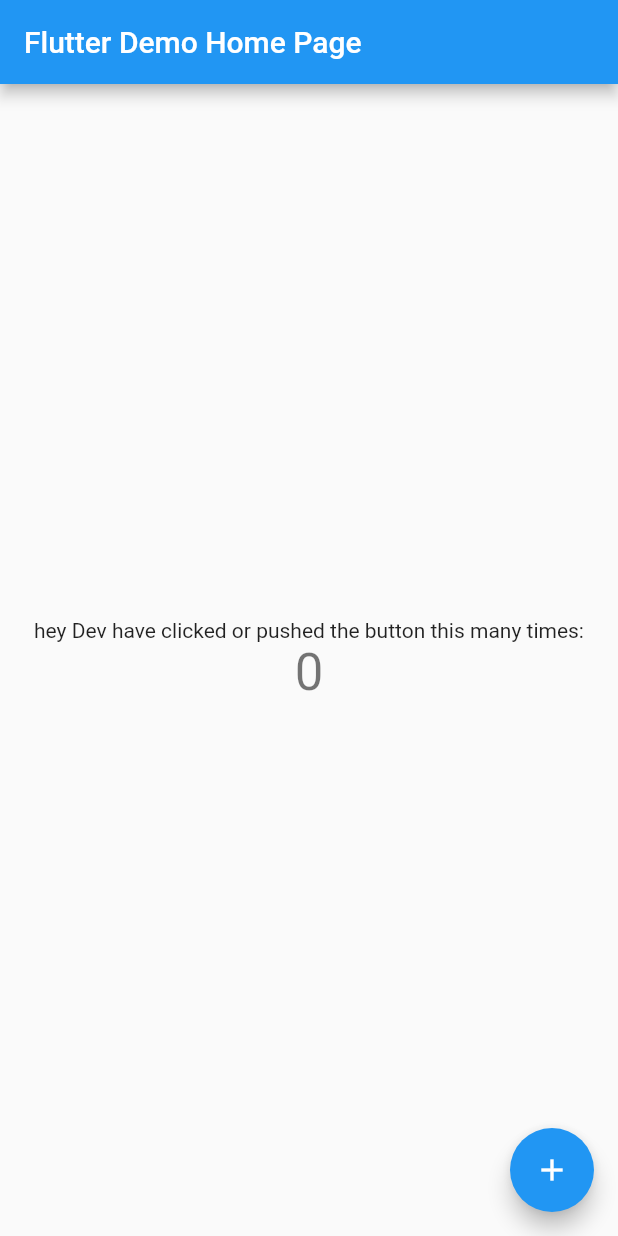
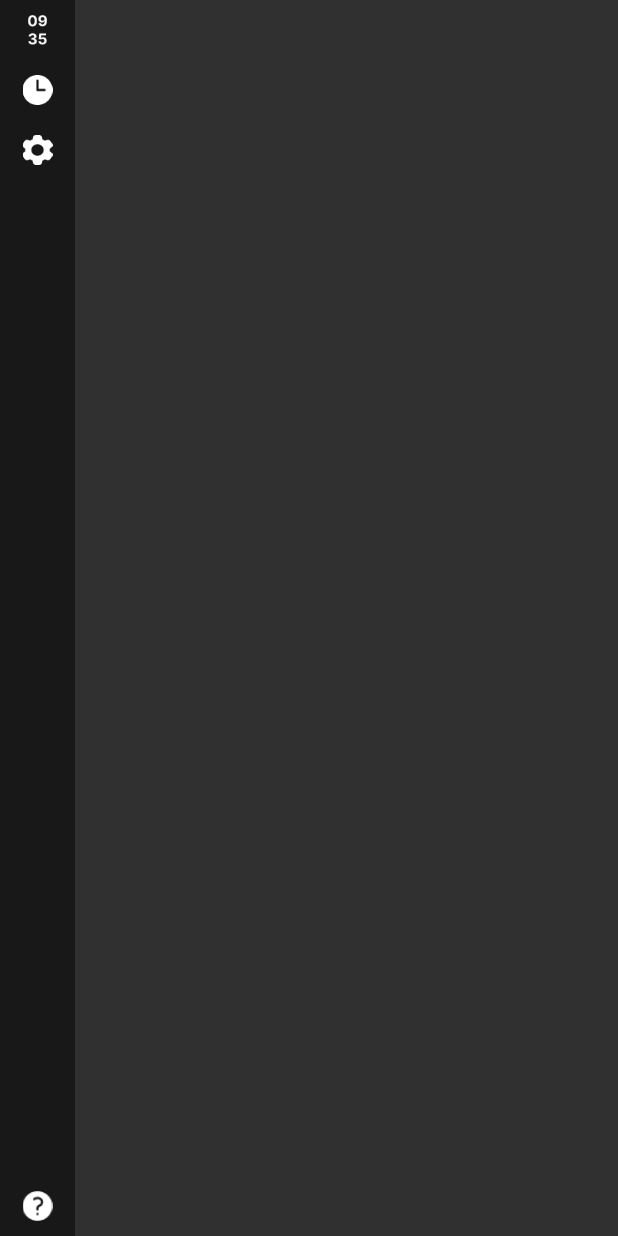
Before and after one commit to lafuanh/obedientsign, a Flutter app: the screen it shows after launch, on a phone screen of 412 x 824 dp. Run offline on Flutter 3.47's test engine with Material 2 defaults, Android fonts, the phone set to English and light mode, and no system bars; missing offline and left inert: window_size.

Commit message:
0.0.2 lenov

```diff
--- a/lib/main.dart
+++ b/lib/main.dart
@@ -1,115 +1,55 @@
+import 'dart:io';
+
 import 'package:flutter/material.dart';
+// import 'package:signtome/screens/home_screen.dart';
+import 'package:window_size/window_size.dart';
+
+import 'widgets/side_menu.dart';
 
 void main() {
+  WidgetsFlutterBinding.ensureInitialized();
+
+  if (Platform.isWindows || Platform.isLinux || Platform.isMacOS) {
+    setWindowTitle('My App');
+    setWindowMinSize(const Size(600, 250));
+    setWindowMaxSize(const Size(600, 250));
+  }
   runApp(const MyApp());
 }
 
 class MyApp extends StatelessWidget {
   const MyApp({super.key});
 
-  // This widget is the root of your application.
   @override
   Widget build(BuildContext context) {
     return MaterialApp(
-      title: 'Flutter Demo',
+      debugShowCheckedModeBanner: false,
       theme: ThemeData(
-        // This is the theme of your application.
-        //
-        // Try running your application with "flutter run". You'll see the
-        // application has a blue toolbar. Then, without quitting the app, try
-        // changing the primarySwatch below to Colors.green and then invoke
-        // "hot reload" (press "r" in the console where you ran "flutter run",
-        // or simply save your changes to "hot reload" in a Flutter IDE).
-        // Notice that the counter didn't reset back to zero; the application
-        // is not restarted.
-        primarySwatch: Colors.blue,
+        brightness: Brightness.dark,
+        appBarTheme: const AppBarTheme(backgroundColor: Colors.black),
+        primaryColor: Colors.black,
       ),
-      home: const MyHomePage(title: 'Flutter Demo Home Page'),
+      home: const Shell(),
     );
   }
 }
 
-class MyHomePage extends StatefulWidget {
-  const MyHomePage({super.key, required this.title});
-
-  // This widget is the home page of your application. It is stateful, meaning
-  // that it has a State object (defined below) that contains fields that affect
-  // how it looks.
-
-  // This class is the configuration for the state. It holds the values (in this
-  // case the title) provided by the parent (in this case the App widget) and
-  // used by the build method of the State. Fields in a Widget subclass are
-  // always marked "final".
-
-  final String title;
-
-  @override
-  State<MyHomePage> createState() => _MyHomePageState();
-}
-
-class _MyHomePageState extends State<MyHomePage> {
-  int _counter = 0;
-
-  void _incrementCounter() {
-    setState(() {
-      // This call to setState tells the Flutter framework that something has
-      // changed in this State, which causes it to rerun the build method below
-      // so that the display can reflect the updated values. If we changed
-      // _counter without calling setState(), then the build method would not be
-      // called again, and so nothing would appear to happen.
-      _counter++;
-    });
-  }
+class Shell extends StatelessWidget {
+  const Shell({super.key});
 
   @override
   Widget build(BuildContext context) {
-    // This method is rerun every time setState is called, for instance as done
-    // by the _incrementCounter method above.
-    //
-    // The Flutter framework has been optimized to make rerunning build methods
-    // fast, so that you can just rebuild anything that needs updating rather
-    // than having to individually change instances of widgets.
     return Scaffold(
-      appBar: AppBar(
-        // Here we take the value from the MyHomePage object that was created by
-        // the App.build method, and use it to set our appbar title.
-        title: Text(widget.title),
-      ),
-      body: Center(
-        // Center is a layout widget. It takes a single child and positions it
-        // in the middle of the parent.
-        child: Column(
-          // Column is also a layout widget. It takes a list of children and
-          // arranges them vertically. By default, it sizes itself to fit its
-          // children horizontally, and tries to be as tall as its parent.
-          //
-          // Invoke "debug painting" (press "p" in the console, choose the
-          // "Toggle Debug Paint" action from the Flutter Inspector in Android
-          // Studio, or the "Toggle Debug Paint" command in Visual Studio Code)
-          // to see the wireframe for each widget.
-          //
-          // Column has various properties to control how it sizes itself and
-          // how it positions its children. Here we use mainAxisAlignment to
-          // center the children vertically; the main axis here is the vertical
-          // axis because Columns are vertical (the cross axis would be
-          // horizontal).
-          mainAxisAlignment: MainAxisAlignment.center,
-          children: <Widget>[
-            const Text(
-              'hey Dev have clicked or pushed the button this many times:',
-            ),
-            Text(
-              '$_counter',
-              style: Theme.of(context).textTheme.headline4,
-            ),
+        body: Column(
+      children: [
+        Expanded(
+            child: Row(
+          children: const [
+            SideMenu(),
+            // HomeScreen(),
           ],
-        ),
-      ),
-      floatingActionButton: FloatingActionButton(
-        onPressed: _incrementCounter,
-        tooltip: 'Increment',
-        child: const Icon(Icons.add),
-      ), // This trailing comma makes auto-formatting nicer for build methods.
-    );
+        ))
+      ],
+    ));
   }
 }
--- /dev/null
+++ b/lib/screens/home_screen.dart
@@ -0,0 +1,15 @@
+import 'package:flutter/material.dart';
+
+class HomeScreen extends StatefulWidget {
+  const HomeScreen({super.key});
+
+  @override
+  State<HomeScreen> createState() => _HomeScreenState();
+}
+
+class _HomeScreenState extends State<HomeScreen> {
+  @override
+  Widget build(BuildContext context) {
+    return Scaffold();
+  }
+}
--- /dev/null
+++ b/lib/widgets/side_menu.dart
@@ -0,0 +1,62 @@
+import 'package:flutter/material.dart';
+
+class SideMenu extends StatelessWidget {
+  const SideMenu({super.key});
+
+  @override
+  Widget build(BuildContext context) {
+    return Container(
+      height: double.infinity,
+      width: 50,
+      color: Colors.black.withOpacity(0.5),
+      child: Column(children: [
+        SidemenuIc(
+          srcImage: "assets/ic_Home.png",
+          onTap: () {},
+        ),
+        SidemenuIc(
+          srcImage: "assets/ic_Clock.png",
+          onTap: () {},
+        ),
+        SidemenuIc(
+          srcImage: "assets/ic_Settings.png",
+          onTap: () {},
+        ),
+        Expanded(child: Container(height: 50)),
+        SidemenuIc(
+          srcImage: "assets/ic_About.png",
+          onTap: () {},
+        ),
+      ]),
+    );
+  }
+}
+
+class SidemenuIc extends StatelessWidget {
+  final String srcImage;
+  final VoidCallback onTap;
+
+  const SidemenuIc({
+    Key? key,
+    required this.srcImage,
+    required this.onTap,
+  }) : super(key: key);
+
+  @override
+  Widget build(BuildContext context) {
+    return InkWell(
+        // ignore: sort_child_properties_last
+        child: Container(
+          alignment: Alignment.center,
+          padding: const EdgeInsets.symmetric(horizontal: 5),
+          width: 50,
+          height: 40,
+          child: Image(
+            width: 20,
+            height: 20,
+            image: AssetImage(srcImage),
+          ),
+        ),
+        onTap: onTap);
+  }
+}
--- /dev/null
+++ b/lib/widgets/widgets.dart
@@ -0,0 +1 @@
+export 'side_menu.dart';
```
Also changed, not shown: pubspec.yaml (+16 -2 lines), assets/ic_About.png (added), assets/ic_Clock.png (added), assets/ic_Home.png (added), assets/ic_Settings.png (added), lib/data/data.dart (added), pubspec.lock, 6 other files.
